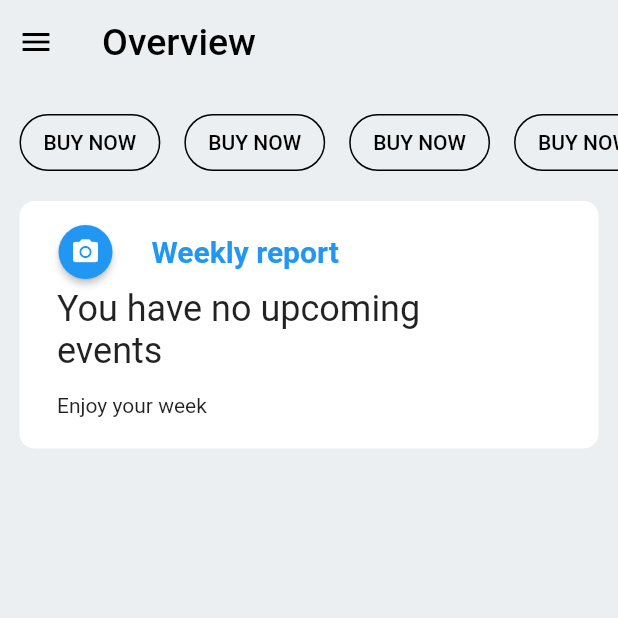
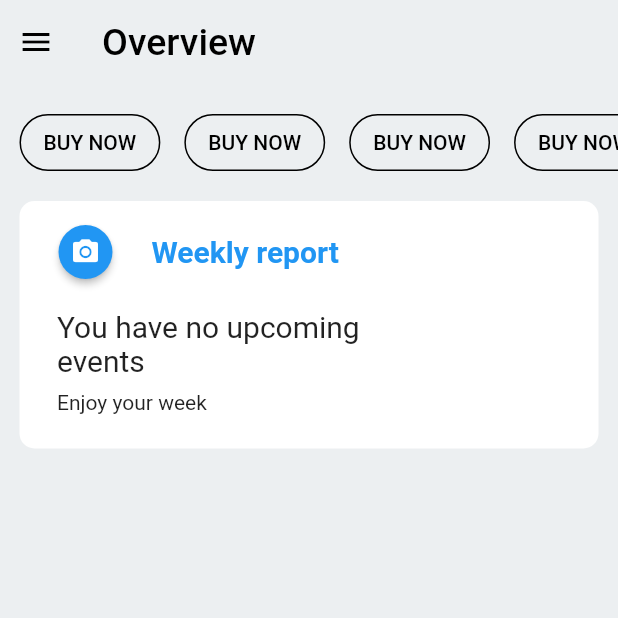
Before and after one commit to yakim228/flutterUI, a Flutter app: the screen it shows after launch, on a phone screen of 412 x 824 dp, the top half of it. Run offline on Flutter 3.47's test engine with Material 2 defaults, Android fonts, the phone set to English and light mode, and no system bars; Roboto replaces fonts that are missing (Imbue).

Commit message:
weekly report update

```diff
--- a/lib/Overview.dart
+++ b/lib/Overview.dart
@@ -57,17 +57,20 @@ class Overview extends StatelessWidget {
                     ),
                   ],
                 ),
+                SizedBox(
+                  height: 14,
+                ),
                 Container(
                     width: 300,
                     child: Padding(
                       padding: EdgeInsets.symmetric(horizontal: 25),
                       child: Text(
                         "You have no upcoming events",
-                        style: TextStyle(fontSize: 24),
+                        style: TextStyle(fontSize: 20),
                       ),
                     )),
                 SizedBox(
-                  height: 14,
+                  height: 8,
                 ),
                 Container(
                     width: 300,
```
